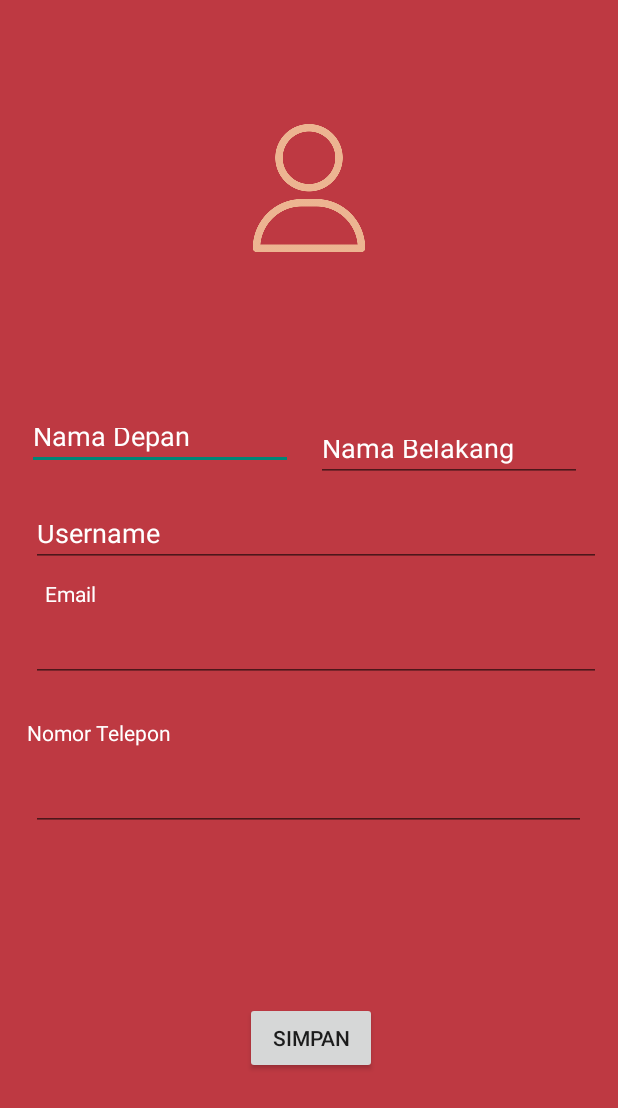
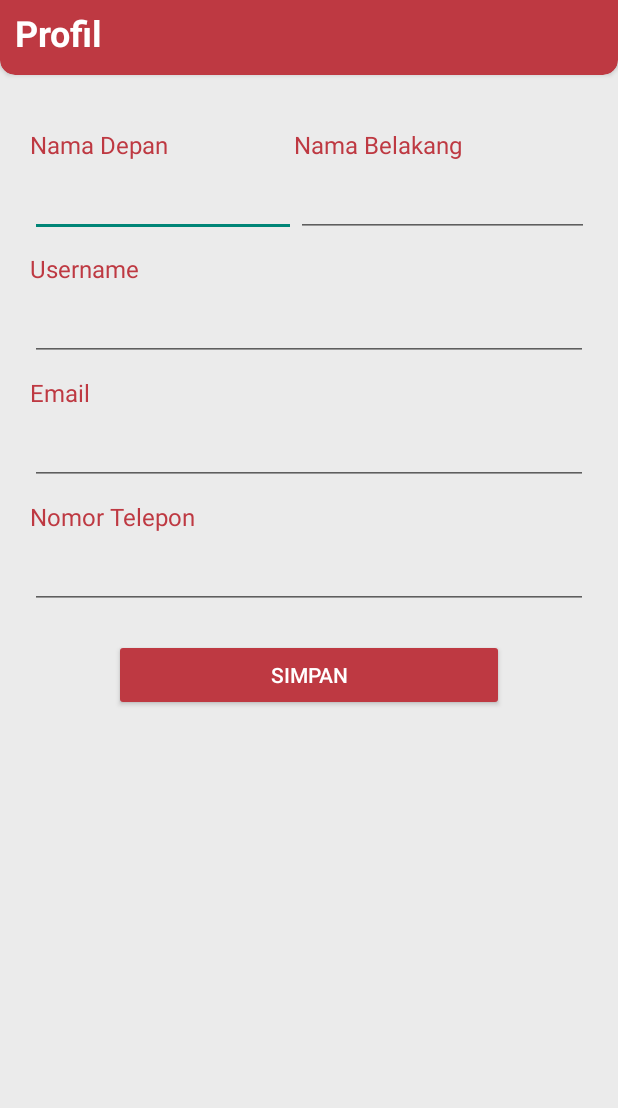
Before and after one commit to NadiraAdiva257/tubesPAB, an Android app: the layout Isi_Profil.xml on its own in the app's theme, with its tools: preview values and no code run, on a phone screen of 412 x 824 dp. Shown: the top 1108 px of the screen. Run offline under Robolectric (Android 15) with nearby library versions, the phone set to English and light mode, and no system bars.

Commit message:
update profil

```diff
--- a/app/src/main/res/layout/Isi_Profil.xml
+++ b/app/src/main/res/layout/Isi_Profil.xml
@@ -4,127 +4,169 @@
     xmlns:tools="http://schemas.android.com/tools"
     android:layout_width="match_parent"
     android:layout_height="match_parent"
-    tools:context=".Sign_up"
-    android:background="@color/red">
+    android:background="#EBEBEB"
+    tools:context=".Sign_up">
+
+    <LinearLayout
+        android:id="@+id/linearLayout"
+        android:layout_width="match_parent"
+        android:layout_height="match_parent"
+        android:orientation="vertical"
+        tools:layout_editor_absoluteX="10dp"
+        tools:layout_editor_absoluteY="10dp">
+
+        <androidx.cardview.widget.CardView
+            app:layout_constraintTop_toTopOf="parent"
+            android:layout_width="match_parent"
+            android:layout_height="60dp"
+            android:layout_marginTop="-10dp"
+            android:elevation="50dp"
+            app:cardBackgroundColor="#BE3942"
+            app:cardCornerRadius="10dp">
+
+            <LinearLayout
+                android:layout_width="match_parent"
+                android:layout_height="match_parent"
+                android:layout_marginLeft="10dp"
+                android:layout_marginTop="15dp"
+                android:orientation="vertical">
+
+                <TextView
+                    android:id="@+id/tvNama2"
+                    android:layout_width="match_parent"
+                    android:layout_height="wrap_content"
+                    android:layout_gravity="center"
+                    android:text="Profil"
+                    android:textColor="#FFFFFF"
+                    android:textSize="24sp"
+                    android:textStyle="bold" />
+
+            </LinearLayout>
+
+        </androidx.cardview.widget.CardView>
+
+        <LinearLayout
+            android:layout_width="match_parent"
+            android:layout_height="match_parent"
+            android:layout_margin="20dp"
+            android:orientation="vertical">
+
+            <LinearLayout
+                android:layout_width="match_parent"
+                android:layout_height="wrap_content"
+                android:layout_marginTop="15dp"
+                android:orientation="horizontal">
+
+                <TextView
+                    android:id="@+id/tvNamaDepan"
+                    android:layout_width="wrap_content"
+                    android:layout_height="wrap_content"
+                    android:layout_weight="1"
+                    android:text="Nama Depan"
+                    android:textColor="#BE3942"
+                    android:textSize="16sp" />
+
+                <TextView
+                    android:id="@+id/tvNamaBelakang"
+                    android:layout_width="wrap_content"
+                    android:layout_height="wrap_content"
+                    android:layout_weight="1"
+                    android:text="Nama Belakang"
+                    android:textColor="#BE3942"
+                    android:textSize="16sp" />
+            </LinearLayout>
+
+            <LinearLayout
+                android:layout_width="match_parent"
+                android:layout_height="wrap_content"
+                android:orientation="horizontal">
 
                 <EditText
-        android:id="@+id/editTextTextPersonName2"
+                    android:id="@+id/etNamaDepan"
                     android:layout_width="177dp"
-        android:layout_height="38dp"
-        android:layout_marginTop="68dp"
-        android:ems="10"
+                    android:layout_height="45dp"
+                    android:layout_marginTop="5dp"
                     android:inputType="textPersonName"
-        android:text="Nama Depan"
-        android:textColor="#FFFFFF"
-        app:layout_constraintBottom_toTopOf="@+id/editTextTextPersonName4"
-        app:layout_constraintEnd_toStartOf="@+id/editTextTextPersonName3"
-        app:layout_constraintHorizontal_bias="0.536"
-        app:layout_constraintStart_toStartOf="parent"
-        app:layout_constraintTop_toBottomOf="@+id/imageView5"
-        tools:ignore="TouchTargetSizeCheck,TouchTargetSizeCheck" />
+                    android:textColor="#000000"
+                    tools:ignore="TouchTargetSizeCheck,SpeakableTextPresentCheck,SpeakableTextPresentCheck" />
 
                 <EditText
-        android:id="@+id/editTextTextPersonName3"
-        android:layout_width="177dp"
-        android:layout_height="38dp"
-        android:layout_marginEnd="24dp"
-        android:ems="10"
+                    android:id="@+id/etNamaBelakang"
+                    android:layout_width="195dp"
+                    android:layout_height="45dp"
+                    android:layout_marginTop="5dp"
                     android:inputType="textPersonName"
-        android:text="Nama Belakang"
-        app:layout_constraintBottom_toTopOf="@+id/editTextTextPersonName4"
-        app:layout_constraintEnd_toEndOf="parent"
-        app:layout_constraintTop_toBottomOf="@+id/imageView5"
-        app:layout_constraintVertical_bias="0.845"
-        tools:ignore="TouchTargetSizeCheck"
-        android:textColor="#FFFFFF"/>
+                    android:textColor="#FFFFFF"
+                    tools:ignore="SpeakableTextPresentCheck,TouchTargetSizeCheck" />
+            </LinearLayout>
+
+            <TextView
+                android:id="@+id/tvUsername"
+                android:layout_width="wrap_content"
+                android:layout_height="wrap_content"
+                android:layout_marginTop="10dp"
+                android:text="Username"
+                android:textColor="#BE3942"
+                android:textSize="16sp" />
 
             <EditText
-        android:id="@+id/editTextTextPersonName4"
-        android:layout_width="380dp"
-        android:layout_height="38dp"
-        android:layout_marginTop="160dp"
-        android:ems="10"
+                android:id="@+id/etUsernameProfil"
+                android:layout_width="match_parent"
+                android:layout_height="45dp"
+                android:layout_marginTop="5dp"
+                android:drawablePadding="10dp"
                 android:inputType="textPersonName"
-        android:text="Username"
-        app:layout_constraintEnd_toEndOf="parent"
-        app:layout_constraintHorizontal_bias="0.645"
-        app:layout_constraintStart_toStartOf="parent"
-        app:layout_constraintTop_toBottomOf="@+id/imageView5"
-        tools:ignore="TouchTargetSizeCheck"
-        android:textColor="#FFFFFF"/>
+                tools:ignore="TouchTargetSizeCheck,SpeakableTextPresentCheck" />
+
+            <TextView
+                android:id="@+id/tvEmailProfil"
+                android:layout_width="wrap_content"
+                android:layout_height="wrap_content"
+                android:layout_marginTop="10dp"
+                android:text="Email"
+                android:textColor="#BE3942"
+                android:textSize="16sp" />
 
             <EditText
-        android:id="@+id/editTextTextEmailAddress"
-        android:layout_width="380dp"
-        android:layout_height="41dp"
-        android:layout_marginTop="8dp"
-        android:ems="10"
+                android:id="@+id/etEmailProfil"
+                android:layout_width="match_parent"
+                android:layout_height="45dp"
+                android:layout_marginTop="5dp"
+                android:drawablePadding="10dp"
                 android:inputType="textEmailAddress"
-        app:layout_constraintEnd_toEndOf="parent"
-        app:layout_constraintHorizontal_bias="0.645"
-        app:layout_constraintStart_toStartOf="parent"
-        app:layout_constraintTop_toBottomOf="@+id/textView2"
                 tools:ignore="SpeakableTextPresentCheck,TouchTargetSizeCheck,TouchTargetSizeCheck" />
-
-    <EditText
-        android:id="@+id/editTextPhone"
-        android:layout_width="370dp"
-        android:layout_height="48dp"
-        android:layout_marginTop="8dp"
-        android:ems="10"
-        android:inputType="phone"
-        app:layout_constraintBottom_toTopOf="@+id/button5"
-        app:layout_constraintEnd_toEndOf="parent"
-        app:layout_constraintHorizontal_bias="0.487"
-        app:layout_constraintStart_toStartOf="parent"
-        app:layout_constraintTop_toBottomOf="@+id/tvHp"
-        app:layout_constraintVertical_bias="0.0"
-        tools:ignore="SpeakableTextPresentCheck" />
-
-    <Button
-        android:id="@+id/button5"
-        android:layout_width="wrap_content"
-        android:layout_height="wrap_content"
-        android:layout_marginBottom="108dp"
-        android:text="Simpan"
-        app:layout_constraintBottom_toBottomOf="parent"
-        app:layout_constraintEnd_toEndOf="parent"
-        app:layout_constraintHorizontal_bias="0.504"
-        app:layout_constraintStart_toStartOf="parent" />
-
-    <TextView
-        android:id="@+id/textView2"
-        android:layout_width="wrap_content"
-        android:layout_height="wrap_content"
-        android:layout_marginTop="8dp"
-        android:text="Email"
-        app:layout_constraintEnd_toEndOf="parent"
-        app:layout_constraintHorizontal_bias="0.079"
-        app:layout_constraintStart_toStartOf="parent"
-        app:layout_constraintTop_toBottomOf="@+id/editTextTextPersonName4"
-        android:textColor="#FFFFFF"/>
 
             <TextView
                 android:id="@+id/tvHp"
                 android:layout_width="wrap_content"
                 android:layout_height="wrap_content"
-        android:layout_marginTop="24dp"
+                android:layout_marginTop="10dp"
                 android:text="Nomor Telepon"
-        app:layout_constraintEnd_toEndOf="parent"
-        app:layout_constraintHorizontal_bias="0.057"
-        app:layout_constraintStart_toStartOf="parent"
-        app:layout_constraintTop_toBottomOf="@+id/editTextTextEmailAddress"
-        android:textColor="#FFFFFF"/>
+                android:textColor="#BE3942"
+                android:textSize="16sp" />
 
-    <ImageView
-        android:id="@+id/imageView5"
-        android:layout_width="85dp"
-        android:layout_height="109dp"
-        app:layout_constraintBottom_toBottomOf="parent"
-        app:layout_constraintEnd_toEndOf="parent"
-        app:layout_constraintStart_toStartOf="parent"
-        app:layout_constraintTop_toTopOf="parent"
-        app:layout_constraintVertical_bias="0.099"
-        app:srcCompat="@drawable/ic_profile" />
+            <EditText
+                android:id="@+id/etNoHpProfil"
+                android:layout_width="match_parent"
+                android:layout_height="45dp"
+                android:layout_marginTop="5dp"
+                android:drawablePadding="10dp"
+                android:inputType="phone"
+                tools:ignore="SpeakableTextPresentCheck,TouchTargetSizeCheck" />
+
+            <Button
+                android:id="@+id/button5"
+                android:layout_width="260dp"
+                android:layout_height="wrap_content"
+                android:layout_gravity="center"
+                android:layout_marginTop="20dp"
+                android:backgroundTint="#BE3942"
+                android:text="Simpan"
+                android:textColor="#FFFFFF" />
+
+        </LinearLayout>
+
+    </LinearLayout>
+
 
 </androidx.constraintlayout.widget.ConstraintLayout>
```
Lines whose indentation alone changed are shown as unchanged.
